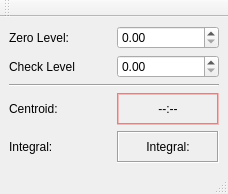
The window that UIs/focalspot.ui (NeutrinoToolkit/Neutrino) describes before a commit, drawn with Qt 5.
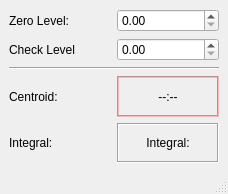
The same window after the commit.

Diff of the .ui file:
```diff
--- a/UIs/focalspot.ui
+++ b/UIs/focalspot.ui
@@ -529,23 +529,6 @@
     </font>
    </property>
   </widget>
-  <widget class="QToolBar" name="toolBar">
-   <property name="windowTitle">
-    <string>toolBar</string>
-   </property>
-   <property name="iconSize">
-    <size>
-     <width>20</width>
-     <height>20</height>
-    </size>
-   </property>
-   <attribute name="toolBarArea">
-    <enum>TopToolBarArea</enum>
-   </attribute>
-   <attribute name="toolBarBreak">
-    <bool>false</bool>
-   </attribute>
-  </widget>
  </widget>
  <resources/>
  <connections/>
```
